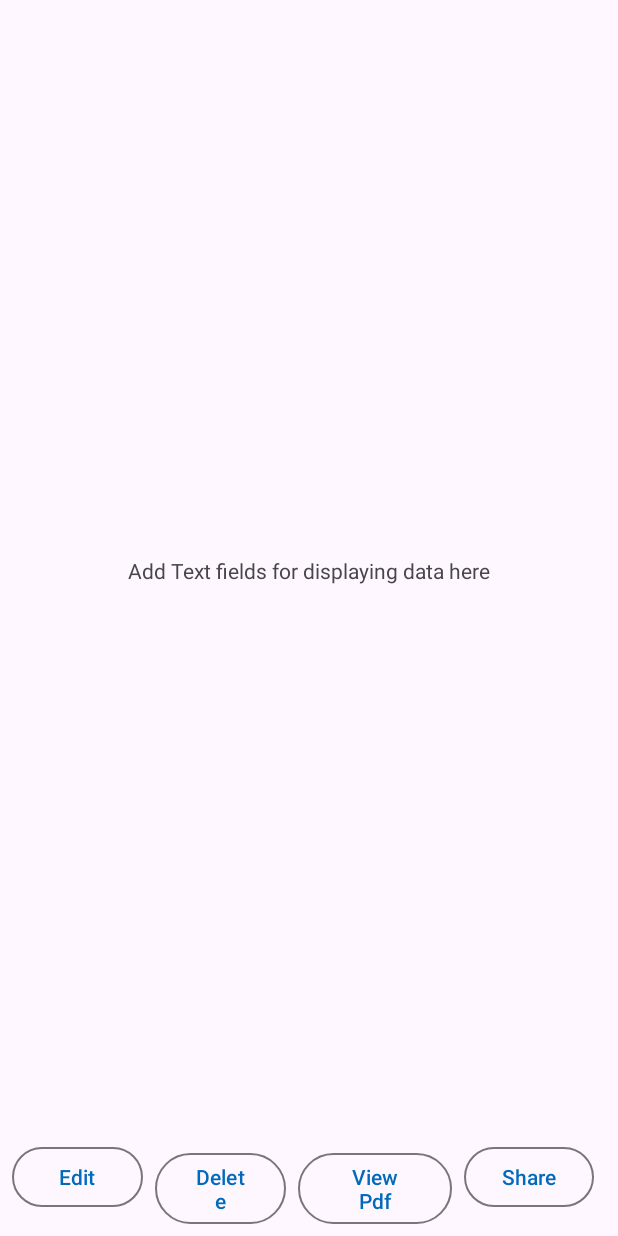
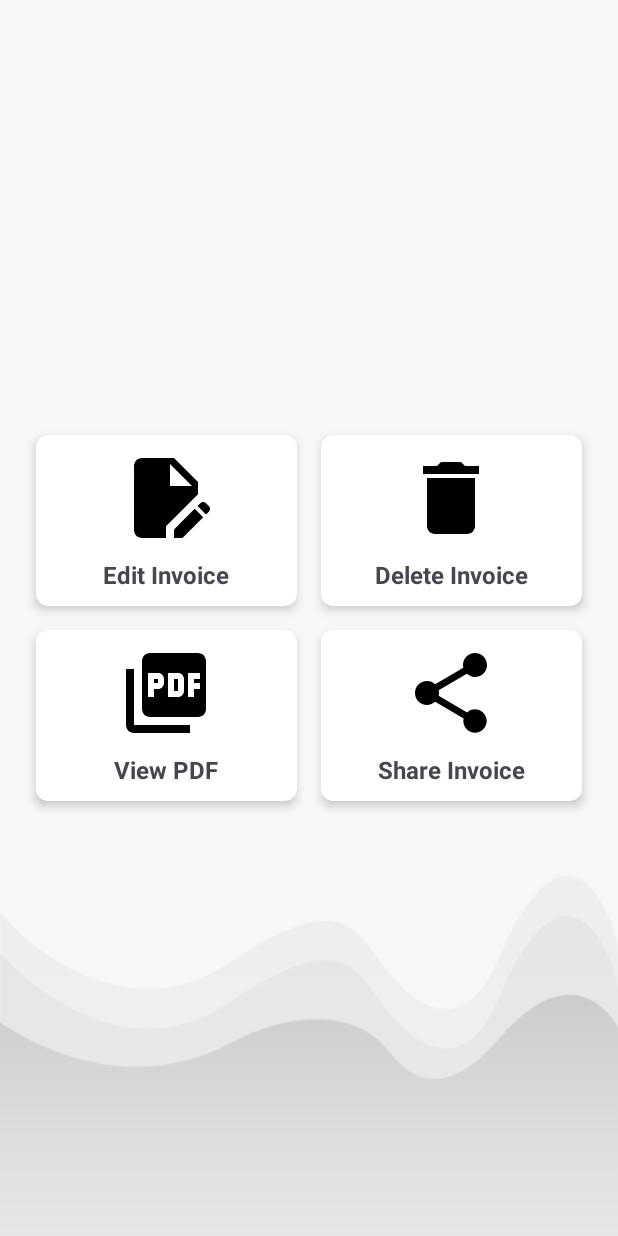
Before and after one commit to Abdul-Rehman-Ali/Royal_Journey_Tourism, an Android app: the layout activity_invoice_details.xml on its own in the app's theme, with its tools: preview values and no code run, on a phone screen of 412 x 824 dp. Run offline under Robolectric (Android 15) with nearby library versions, the phone set to English and light mode, and no system bars.

Commit message:
About Us

```diff
--- a/app/build.gradle.kts
+++ b/app/build.gradle.kts
@@ -51,6 +51,7 @@ dependencies {
     implementation(libs.androidx.legacy.support.v4)
     implementation(libs.androidx.recyclerview)
     implementation(libs.firebase.auth.ktx)
+    implementation(libs.androidx.gridlayout)
     testImplementation(libs.junit)
     androidTestImplementation(libs.androidx.junit)
     androidTestImplementation(libs.androidx.espresso.core)
--- a/app/src/main/java/com/Trip/Trip360/InvoiceDetailsActivity.kt
+++ b/app/src/main/java/com/Trip/Trip360/InvoiceDetailsActivity.kt
@@ -66,11 +66,11 @@ class InvoiceDetailsActivity : AppCompatActivity() {
 
     private fun setActions() {
 
-        binding.btnViewPdf.setOnClickListener {
+        binding.cardViewPdf.setOnClickListener {
             invoice?.filePath?.let { it1 -> PdfUtilsKt.viewPdf(it1, this) }
         }
 
-        binding.btnEditInvoice.setOnClickListener {
+        binding.cardEditInvoice.setOnClickListener {
             val intent = Intent(this, InvoiceActivity::class.java).apply {
                 action = INTENT_ACTION_EDIT
                 invoice?.let { it1 -> putExtra("invoiceId", it1.id) }
@@ -78,7 +78,7 @@ class InvoiceDetailsActivity : AppCompatActivity() {
             startActivity(intent)
         }
 
-        binding.btnDeleteInvoice.setOnClickListener {
+        binding.cardDeleteInvoice.setOnClickListener {
             showConfirmationDialog(message = "Invoice record will be permanently deleted from device", title = "Delete Invoice", this, onProceed = {
                 lifecycleScope.launch {
                     invoice?.filePath?.let { path ->
@@ -90,7 +90,7 @@ class InvoiceDetailsActivity : AppCompatActivity() {
             })
         }
 
-        binding.btnShareInvoice.setOnClickListener{
+        binding.cardShareInvoice.setOnClickListener{
             invoice?.filePath?.let { it1 -> PdfUtilsKt.shareInvoice(it1, this) } ?: Toast.makeText(this, "Invoice null", Toast.LENGTH_SHORT).show()
         }
     }
--- /dev/null
+++ b/app/src/main/res/drawable/baseline_delete_24.xml
@@ -0,0 +1,5 @@
+<vector xmlns:android="http://schemas.android.com/apk/res/android" android:height="24dp" android:tint="#000000" android:viewportHeight="24" android:viewportWidth="24" android:width="24dp">
+
+    <path android:fillColor="@android:color/white" android:pathData="M6,19c0,1.1 0.9,2 2,2h8c1.1,0 2,-0.9 2,-2V7H6v12zM19,4h-3.5l-1,-1h-5l-1,1H5v2h14V4z"/>
+
+</vector>
--- /dev/null
+++ b/app/src/main/res/drawable/baseline_edit_document_24.xml
@@ -0,0 +1,9 @@
+<vector xmlns:android="http://schemas.android.com/apk/res/android" android:height="24dp" android:tint="#000000" android:viewportHeight="24" android:viewportWidth="24" android:width="24dp">
+
+    <path android:fillColor="@android:color/white" android:pathData="M14,19.88l0,2.12l2.12,0l5.17,-5.17l-2.12,-2.12z"/>
+
+    <path android:fillColor="@android:color/white" android:pathData="M20,8l-6,-6H6C4.9,2 4.01,2.9 4.01,4L4,20c0,1.1 0.89,2 1.99,2H12v-2.95l8,-8V8zM13,9V3.5L18.5,9H13z"/>
+
+    <path android:fillColor="@android:color/white" android:pathData="M22.71,14L22,13.29c-0.39,-0.39 -1.02,-0.39 -1.41,0L19.88,14L22,16.12l0.71,-0.71C23.1,15.02 23.1,14.39 22.71,14z"/>
+
+</vector>
--- a/app/src/main/res/layout/activity_invoice_details.xml
+++ b/app/src/main/res/layout/activity_invoice_details.xml
@@ -1,83 +1,170 @@
 <?xml version="1.0" encoding="utf-8"?>
-<androidx.constraintlayout.widget.ConstraintLayout xmlns:android="http://schemas.android.com/apk/res/android"
+<androidx.constraintlayout.widget.ConstraintLayout
+    xmlns:android="http://schemas.android.com/apk/res/android"
     xmlns:app="http://schemas.android.com/apk/res-auto"
     xmlns:tools="http://schemas.android.com/tools"
     android:id="@+id/main"
     android:layout_width="match_parent"
     android:layout_height="match_parent"
+    android:background="@drawable/back01"
     tools:context=".InvoiceDetailsActivity">
 
-
-    <com.google.android.material.textview.MaterialTextView
-        android:layout_width="wrap_content"
-        android:layout_height="wrap_content"
-        android:text="Add Text fields for displaying data here"
-        app:layout_constraintBottom_toTopOf="@+id/linearLayout2"
-        app:layout_constraintEnd_toEndOf="parent"
-        app:layout_constraintHorizontal_bias="0.5"
-        app:layout_constraintStart_toStartOf="parent"
-        app:layout_constraintTop_toTopOf="parent" />
-
-    <!--    action buttons-->
-    <LinearLayout
-        android:id="@+id/linearLayout2"
+    <androidx.gridlayout.widget.GridLayout
+        android:id="@+id/gridLayout"
         android:layout_width="match_parent"
         android:layout_height="wrap_content"
-        android:layout_marginBottom="8dp"
-        android:paddingHorizontal="8dp"
+        android:layout_margin="16dp"
+        app:columnCount="2"
+        app:layout_constraintTop_toTopOf="parent"
         app:layout_constraintBottom_toBottomOf="parent"
+        app:layout_constraintStart_toStartOf="parent"
         app:layout_constraintEnd_toEndOf="parent"
-        app:layout_constraintHorizontal_bias="0.5"
-        app:layout_constraintStart_toStartOf="parent">
+        app:rowCount="2">
 
+        <!-- Card View 1 -->
+        <androidx.cardview.widget.CardView
+            android:id="@+id/cardEditInvoice"
+            android:layout_width="0dp"
+            android:layout_height="wrap_content"
+            android:layout_margin="8dp"
+            app:cardCornerRadius="8dp"
+            app:cardElevation="4dp"
+            app:layout_columnWeight="1"
+            app:layout_rowWeight="1">
 
-        <com.google.android.material.button.MaterialButton
-            android:id="@+id/btnEditInvoice"
-            style="@style/Widget.Material3.Button.OutlinedButton"
-            android:layout_width="wrap_content"
+            <LinearLayout
+                android:layout_width="match_parent"
+                android:layout_height="match_parent"
+                android:orientation="vertical"
+                android:gravity="center">
+
+                <ImageView
+                    android:id="@+id/imageEditInvoice"
+                    android:layout_width="64dp"
+                    android:layout_height="64dp"
+                    android:layout_marginTop="10dp"
+                    android:src="@drawable/baseline_edit_document_24" />
+
+                <TextView
+                    android:id="@+id/textEditInvoice"
+                    android:layout_width="wrap_content"
+                    android:layout_height="wrap_content"
+                    android:text="Edit Invoice"
+                    android:textStyle="bold"
+                    android:textSize="16sp"
+                    android:paddingBottom="10dp"
+                    android:layout_marginTop="8dp" />
+            </LinearLayout>
+        </androidx.cardview.widget.CardView>
+
+        <!-- Card View 2 -->
+        <androidx.cardview.widget.CardView
+            android:id="@+id/cardDeleteInvoice"
+            android:layout_width="0dp"
             android:layout_height="wrap_content"
-            android:layout_marginEnd="8dp"
-            android:layout_weight="1"
-            android:text="Edit"
-            app:layout_constraintBottom_toBottomOf="parent"
-            app:layout_constraintEnd_toEndOf="parent" />
+            android:layout_margin="8dp"
+            app:cardCornerRadius="8dp"
+            app:cardElevation="4dp"
+            app:layout_columnWeight="1"
+            app:layout_rowWeight="1">
 
+            <LinearLayout
+                android:layout_width="match_parent"
+                android:layout_height="match_parent"
+                android:orientation="vertical"
+                android:gravity="center">
 
-        <com.google.android.material.button.MaterialButton
-            android:id="@+id/btnDeleteInvoice"
-            style="@style/Widget.Material3.Button.OutlinedButton"
-            android:layout_width="wrap_content"
+                <ImageView
+                    android:id="@+id/imageDeleteInvoice"
+                    android:layout_width="64dp"
+                    android:layout_height="64dp"
+                    android:layout_marginTop="10dp"
+                    android:src="@drawable/baseline_delete_24" />
+
+                <TextView
+                    android:id="@+id/textDeleteInvoice"
+                    android:layout_width="wrap_content"
+                    android:layout_height="wrap_content"
+                    android:text="Delete Invoice"
+                    android:textStyle="bold"
+                    android:textSize="16sp"
+                    android:paddingBottom="10dp"
+                    android:layout_marginTop="8dp" />
+            </LinearLayout>
+        </androidx.cardview.widget.CardView>
+
+        <!-- Card View 3 -->
+        <androidx.cardview.widget.CardView
+            android:id="@+id/cardViewPdf"
+            android:layout_width="0dp"
             android:layout_height="wrap_content"
-            android:layout_marginEnd="8dp"
-            android:layout_weight="1"
-            android:text="Delete"
-            app:layout_constraintBottom_toBottomOf="parent"
-            app:layout_constraintEnd_toStartOf="@+id/btnViewInvoice"
-            app:layout_constraintStart_toStartOf="parent" />
+            android:layout_margin="8dp"
+            app:cardCornerRadius="8dp"
+            app:cardElevation="4dp"
+            app:layout_columnWeight="1"
+            app:layout_rowWeight="1">
 
-        <com.google.android.material.button.MaterialButton
-            android:id="@+id/btnViewPdf"
-            style="@style/Widget.Material3.Button.OutlinedButton"
-            android:layout_width="wrap_content"
+            <LinearLayout
+                android:layout_width="match_parent"
+                android:layout_height="match_parent"
+                android:orientation="vertical"
+                android:gravity="center">
+
+                <ImageView
+                    android:id="@+id/imageViewPdf"
+                    android:layout_width="64dp"
+                    android:layout_height="64dp"
+                    android:layout_marginTop="10dp"
+                    android:src="@drawable/ic_pdf" />
+
+                <TextView
+                    android:id="@+id/textViewPdf"
+                    android:layout_width="wrap_content"
+                    android:layout_height="wrap_content"
+                    android:text="View PDF"
+                    android:textStyle="bold"
+                    android:paddingBottom="10dp"
+                    android:textSize="16sp"
+                    android:layout_marginTop="8dp" />
+            </LinearLayout>
+        </androidx.cardview.widget.CardView>
+
+        <!-- Card View 4 -->
+        <androidx.cardview.widget.CardView
+            android:id="@+id/cardShareInvoice"
+            android:layout_width="0dp"
             android:layout_height="wrap_content"
-            android:layout_marginEnd="8dp"
-            android:layout_weight="1"
-            android:text="View Pdf"
-            app:layout_constraintBottom_toBottomOf="parent"
-            app:layout_constraintEnd_toStartOf="@+id/btnViewInvoice"
-            app:layout_constraintStart_toStartOf="parent" />
-        <com.google.android.material.button.MaterialButton
-            android:id="@+id/btnShareInvoice"
-            style="@style/Widget.Material3.Button.OutlinedButton"
-            android:layout_width="wrap_content"
-            android:layout_height="wrap_content"
-            android:layout_marginEnd="8dp"
-            android:layout_weight="1"
-            android:text="Share"
-            app:layout_constraintBottom_toBottomOf="parent"
-            app:layout_constraintEnd_toStartOf="@+id/btnViewInvoice"
-            app:layout_constraintStart_toStartOf="parent" />
+            android:layout_margin="8dp"
+            app:cardCornerRadius="8dp"
+            app:cardElevation="4dp"
+            app:layout_columnWeight="1"
+            app:layout_rowWeight="1">
 
-    </LinearLayout>
+            <LinearLayout
+                android:layout_width="match_parent"
+                android:layout_height="match_parent"
+                android:orientation="vertical"
+                android:gravity="center">
+
+                <ImageView
+                    android:id="@+id/imageShareInvoice"
+                    android:layout_width="64dp"
+                    android:layout_height="64dp"
+                    android:layout_marginTop="10dp"
+                    android:src="@drawable/ic_share" />
+
+                <TextView
+                    android:id="@+id/textShareInvoice"
+                    android:layout_width="wrap_content"
+                    android:layout_height="wrap_content"
+                    android:text="Share Invoice"
+                    android:textStyle="bold"
+                    android:textSize="16sp"
+                    android:paddingBottom="10dp"
+                    android:layout_marginTop="8dp" />
+            </LinearLayout>
+        </androidx.cardview.widget.CardView>
+
+    </androidx.gridlayout.widget.GridLayout>
 
 </androidx.constraintlayout.widget.ConstraintLayout>
--- a/gradle/libs.versions.toml
+++ b/gradle/libs.versions.toml
@@ -15,6 +15,7 @@ firebaseFirestore = "25.1.1"
 legacySupportV4 = "1.0.0"
 recyclerview = "1.3.2"
 firebaseAuthKtx = "23.1.0"
+gridlayout = "1.0.0"
 
 [libraries]
 android-xml-to-pdf-generator = { module = "com.github.Gkemon:Android-XML-to-PDF-Generator", version.ref = "androidXmlToPdfGenerator" }
@@ -30,6 +31,7 @@ firebase-firestore = { group = "com.google.firebase", name = "firebase-firestore
 androidx-legacy-support-v4 = { group = "androidx.legacy", name = "legacy-support-v4", version.ref = "legacySupportV4" }
 androidx-recyclerview = { group = "androidx.recyclerview", name = "recyclerview", version.ref = "recyclerview" }
 firebase-auth-ktx = { group = "com.google.firebase", name = "firebase-auth-ktx", version.ref = "firebaseAuthKtx" }
+androidx-gridlayout = { group = "androidx.gridlayout", name = "gridlayout", version.ref = "gridlayout" }
 
 [plugins]
 android-application = { id = "com.android.application", version.ref = "agp" }
```
